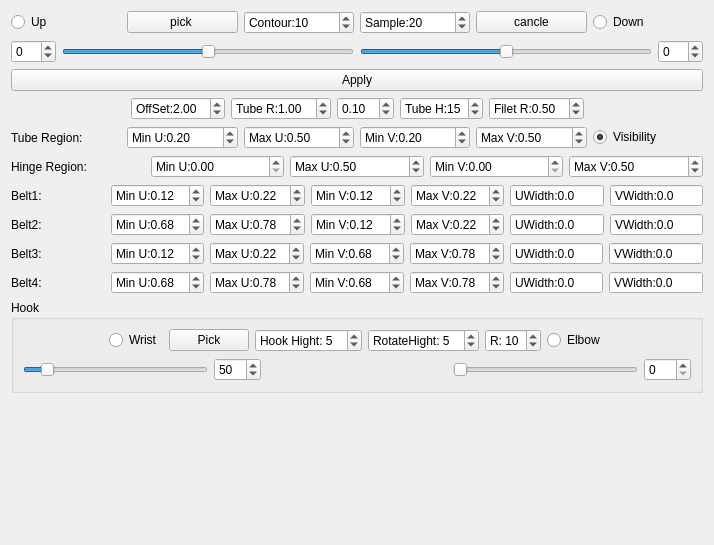
Above: SurfaceFormWidget.ui from lihouxing-sjtu/SurfBuilder before the change. Below: the same form after it.
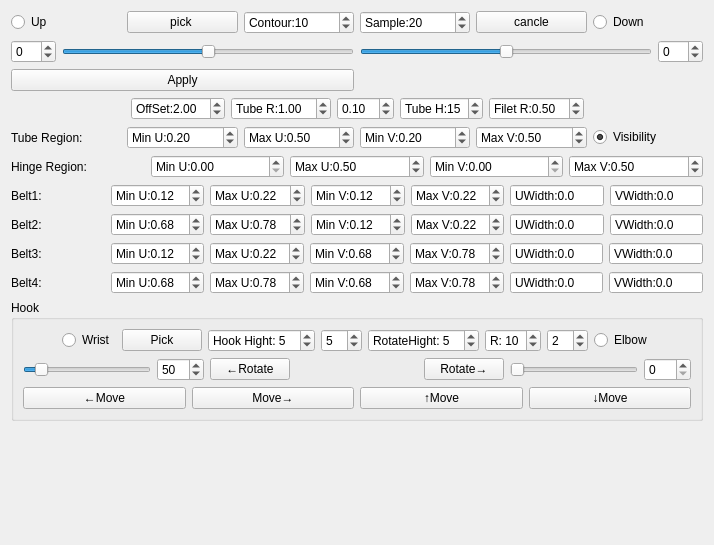
That is the form after the change.

Commit message: add guide part,still need further work to combine all together

Patch:
```diff
--- a/SurfaceFormWidget.ui
+++ b/SurfaceFormWidget.ui
@@ -13,8 +13,8 @@
   <property name="windowTitle">
    <string>Form</string>
   </property>
-  <layout class="QGridLayout" name="gridLayout_2">
-   <item row="0" column="0">
+  <layout class="QGridLayout" name="gridLayout">
+   <item row="0" column="0" colspan="2">
     <layout class="QHBoxLayout" name="horizontalLayout">
      <item>
       <widget class="QRadioButton" name="UpRadioButton">
@@ -72,7 +72,7 @@
      </item>
     </layout>
    </item>
-   <item row="1" column="0">
+   <item row="1" column="0" colspan="2">
     <layout class="QHBoxLayout" name="horizontalLayout_2">
      <item>
       <widget class="QSpinBox" name="StartPositionSpinBox">
@@ -117,7 +117,7 @@
      </property>
     </widget>
    </item>
-   <item row="3" column="0">
+   <item row="3" column="0" colspan="2">
     <layout class="QHBoxLayout" name="horizontalLayout_3">
      <item>
       <spacer name="horizontalSpacer">
@@ -197,7 +197,7 @@
      </item>
     </layout>
    </item>
-   <item row="4" column="0">
+   <item row="4" column="0" colspan="2">
     <layout class="QHBoxLayout" name="horizontalLayout_4">
      <item>
       <widget class="QLabel" name="label">
@@ -285,7 +285,7 @@
      </item>
     </layout>
    </item>
-   <item row="5" column="0">
+   <item row="5" column="0" colspan="2">
     <layout class="QHBoxLayout" name="horizontalLayout_5">
      <item>
       <widget class="QLabel" name="label_2">
@@ -342,7 +342,7 @@
      </item>
     </layout>
    </item>
-   <item row="6" column="0">
+   <item row="6" column="0" colspan="2">
     <layout class="QHBoxLayout" name="horizontalLayout_6">
      <item>
       <widget class="QLabel" name="label_3">
@@ -452,7 +452,7 @@
      </item>
     </layout>
    </item>
-   <item row="7" column="0">
+   <item row="7" column="0" colspan="2">
     <layout class="QHBoxLayout" name="horizontalLayout_7">
      <item>
       <widget class="QLabel" name="label_4">
@@ -562,7 +562,7 @@
      </item>
     </layout>
    </item>
-   <item row="8" column="0">
+   <item row="8" column="0" colspan="2">
     <layout class="QHBoxLayout" name="horizontalLayout_8">
      <item>
       <widget class="QLabel" name="label_5">
@@ -675,7 +675,7 @@
      </item>
     </layout>
    </item>
-   <item row="9" column="0">
+   <item row="9" column="0" colspan="2">
     <layout class="QHBoxLayout" name="horizontalLayout_9">
      <item>
       <widget class="QLabel" name="label_6">
@@ -788,12 +788,12 @@
      </item>
     </layout>
    </item>
-   <item row="10" column="0">
+   <item row="10" column="0" colspan="2">
     <widget class="QGroupBox" name="groupBox">
      <property name="title">
       <string>Hook </string>
      </property>
-     <layout class="QGridLayout" name="gridLayout">
+     <layout class="QGridLayout" name="gridLayout_2">
       <item row="0" column="0">
        <layout class="QHBoxLayout" name="horizontalLayout_10">
         <item>
@@ -833,6 +833,13 @@
           </property>
          </widget>
         </item>
+        <item>
+         <widget class="QSpinBox" name="HookSupportHightSpinBox">
+          <property name="value">
+           <number>5</number>
+          </property>
+         </widget>
+        </item>
         <item>
          <widget class="QSpinBox" name="HookRotateHightSpinBox">
           <property name="prefix">
@@ -853,6 +860,13 @@
           </property>
          </widget>
         </item>
+        <item>
+         <widget class="QSpinBox" name="HookGuideRadiusSpinBox">
+          <property name="value">
+           <number>2</number>
+          </property>
+         </widget>
+        </item>
         <item>
          <widget class="QRadioButton" name="ElbowRadioButton">
           <property name="text">
@@ -900,6 +914,13 @@
           </property>
          </widget>
         </item>
+        <item>
+         <widget class="QPushButton" name="HookRotateLeftButton">
+          <property name="text">
+           <string>←Rotate</string>
+          </property>
+         </widget>
+        </item>
         <item>
          <spacer name="horizontalSpacer_5">
           <property name="orientation">
@@ -913,6 +934,13 @@
           </property>
          </spacer>
         </item>
+        <item>
+         <widget class="QPushButton" name="HookRotateRightButton">
+          <property name="text">
+           <string>Rotate→</string>
+          </property>
+         </widget>
+        </item>
         <item>
          <widget class="QSlider" name="HookRotationSlider">
           <property name="maximum">
@@ -932,10 +960,42 @@
         </item>
        </layout>
       </item>
+      <item row="2" column="0">
+       <layout class="QHBoxLayout" name="horizontalLayout_12">
+        <item>
+         <widget class="QPushButton" name="HookMoveLeftButton">
+          <property name="text">
+           <string>←Move</string>
+          </property>
+         </widget>
+        </item>
+        <item>
+         <widget class="QPushButton" name="HookMoveRightButton">
+          <property name="text">
+           <string>Move→</string>
+          </property>
+         </widget>
+        </item>
+        <item>
+         <widget class="QPushButton" name="HookMoveUpButton">
+          <property name="text">
+           <string>↑Move</string>
+          </property>
+         </widget>
+        </item>
+        <item>
+         <widget class="QPushButton" name="HookMoveDownButton">
+          <property name="text">
+           <string>↓Move</string>
+          </property>
+         </widget>
+        </item>
+       </layout>
+      </item>
      </layout>
     </widget>
    </item>
-   <item row="11" column="0">
+   <item row="11" column="1">
     <spacer name="verticalSpacer">
      <property name="orientation">
       <enum>Qt::Vertical</enum>
```
The commit also changes 6 other files.
